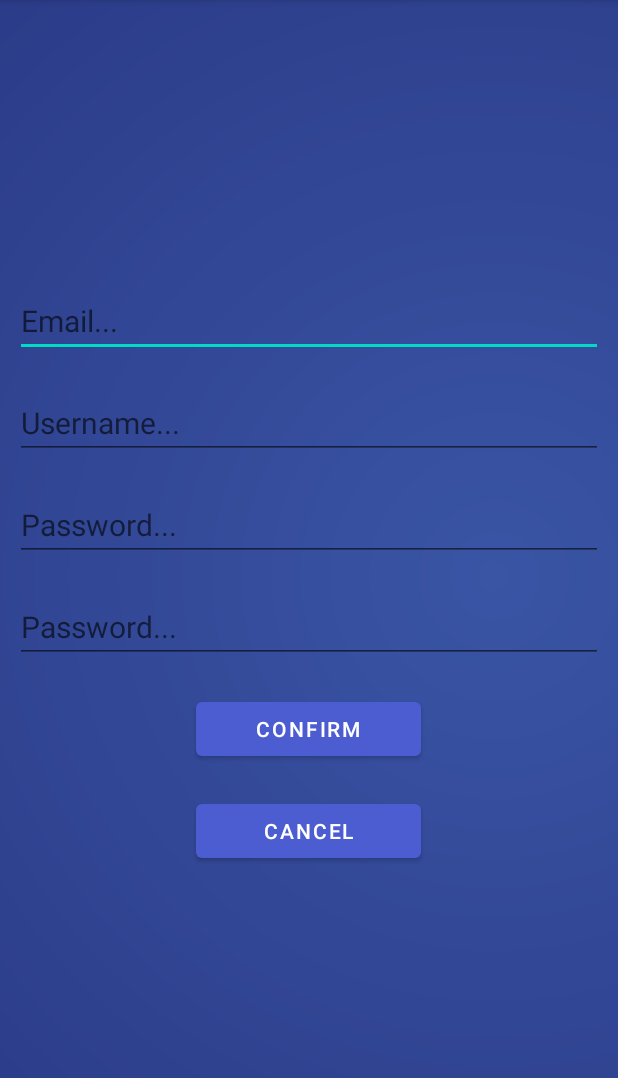
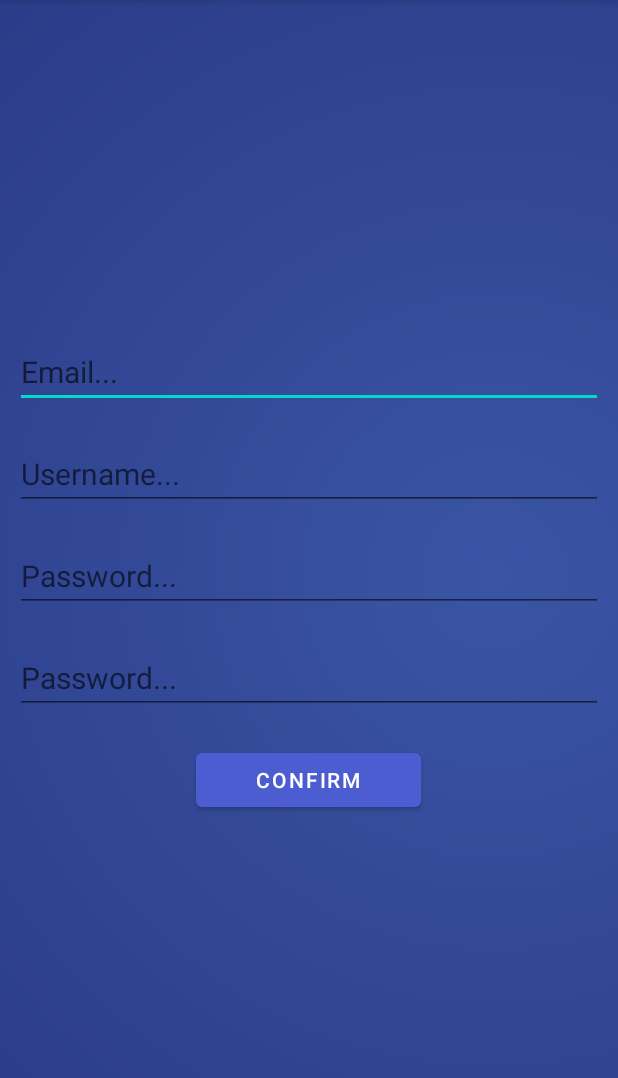
Before and after one commit to Carr99/QuizApp, an Android app: the fragment SignUpFragment shown on its own in the app's theme, on a phone screen of 412 x 824 dp, the part 84-1162 px from its top. Run offline under Robolectric (Android 15) with nearby library versions, the phone set to English and light mode, and no system bars; our stand-ins replace Firebase (no records; nobody signed in at launch, a user with empty details on screens opened directly).

Commit message:
Small bug fixes

```diff
--- a/app/src/main/java/com/example/quizgame/fragments/SignUpFragment.kt
+++ b/app/src/main/java/com/example/quizgame/fragments/SignUpFragment.kt
@@ -30,12 +30,7 @@ class SignUpFragment : Fragment(R.layout.fragment_signup) {
         val pass1 = view.findViewById<EditText>(R.id.password1)
         val pass2 = view.findViewById<EditText>(R.id.password2)
         val confirmBtn = view.findViewById<Button>(R.id.confirm_button)
-        val cancelBtn = view.findViewById<Button>(R.id.cancel_button)
 
-        cancelBtn.setOnClickListener {
-            val action = SignUpFragmentDirections.actionSignUpFragmentToLoginFragment()
-            findNavController().navigate(action)
-        }
         confirmBtn.setOnClickListener {
             if (!TextUtils.isEmpty(email.text.toString()) || !TextUtils.isEmpty(username.text.toString()) || !TextUtils.isEmpty(
                     pass1.text.toString()
--- a/app/src/main/res/layout/fragment_signup.xml
+++ b/app/src/main/res/layout/fragment_signup.xml
@@ -55,11 +55,4 @@
         android:layout_margin="10dp"
         android:text="Confirm" />
 
-    <Button
-        android:id="@+id/cancel_button"
-        android:layout_width="150dp"
-        android:layout_height="wrap_content"
-        android:layout_margin="10dp"
-        android:text="Cancel" />
-
 </LinearLayout>
--- a/app/src/main/res/navigation/nav_graph.xml
+++ b/app/src/main/res/navigation/nav_graph.xml
@@ -134,5 +134,6 @@
     <fragment
         android:id="@+id/myGamesFragment"
         android:name="com.example.quizgame.fragments.MyGamesFragment"
-        android:label="MyGamesFragment" />
+        android:label="MyGamesFragment"
+        tools:layout="@layout/fragment_my_games"/>
 </navigation>
```
